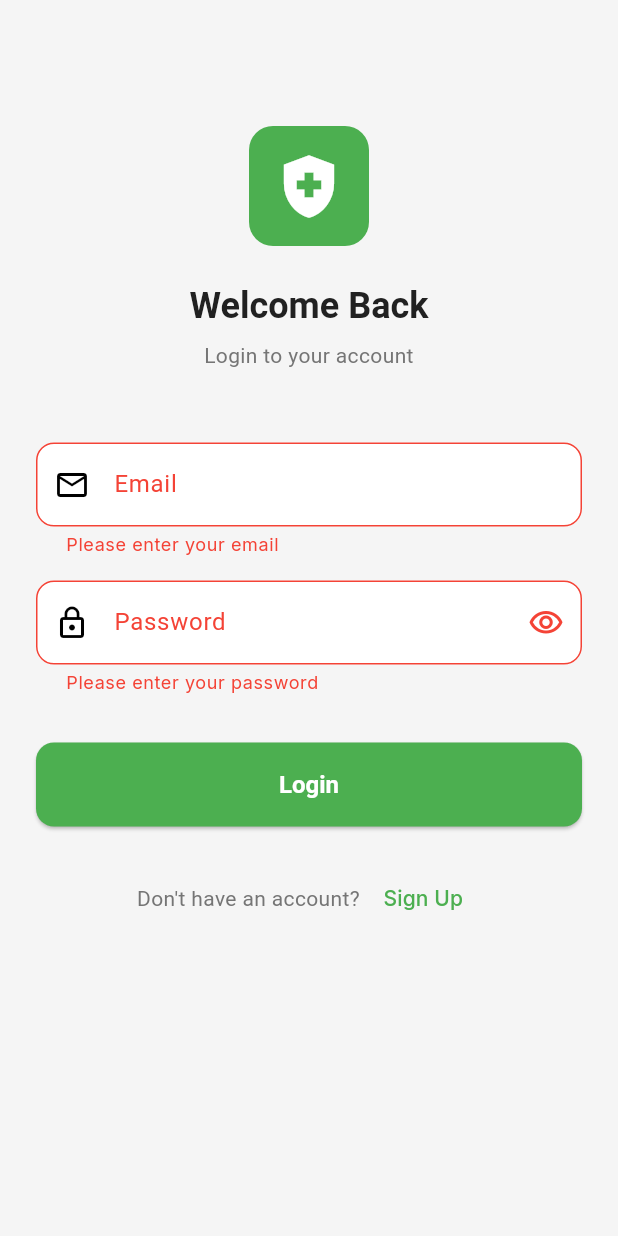
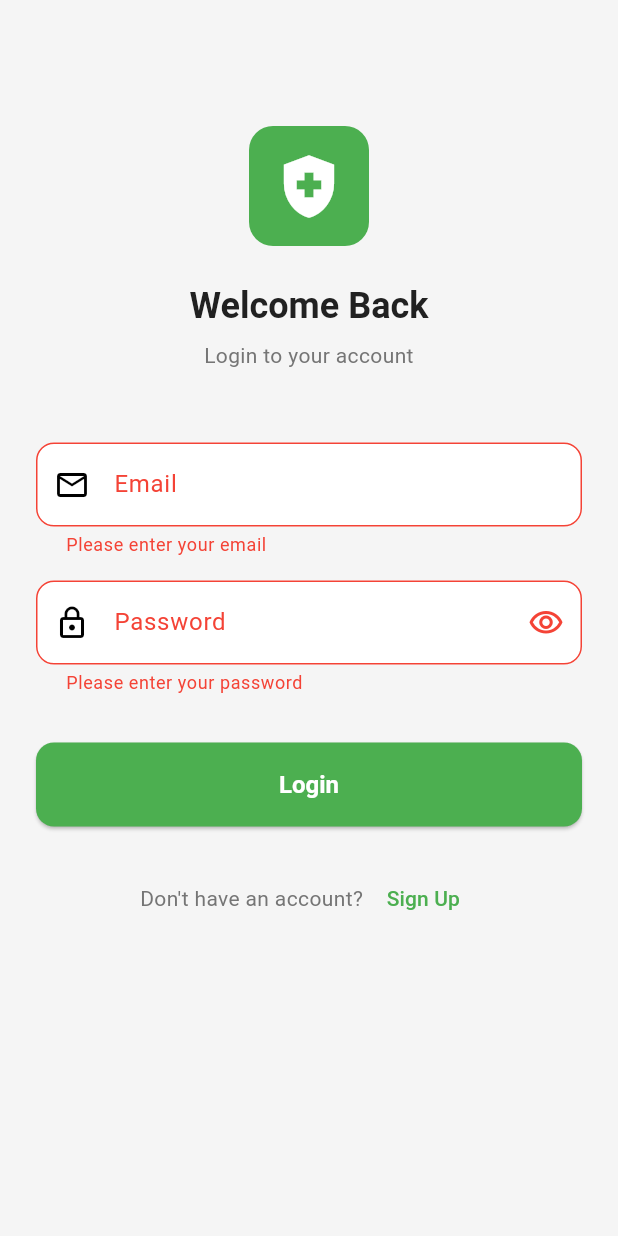
Before and after one commit to mojozinc/gobi, a Flutter app: the screen it shows after launch, after a tap on "Login", on a phone screen of 412 x 824 dp. Run offline on Flutter 3.47's test engine with Material 3 defaults, Android fonts, the phone set to English and light mode, and no system bars; our stand-ins replace dio, flutter_riverpod, logger, shared_preferences.

Commit message:
fix(mobile): resolve Android 15 startup hang and storage permissions

```diff
--- a/gobi-mobile/lib/core/config/app_config.dart
+++ b/gobi-mobile/lib/core/config/app_config.dart
@@ -1,6 +1,7 @@
 class AppConfig {
   // API Configuration
-  static const String baseUrl = 'http://localhost:8000';
+  // Note: For physical device on same Wi-Fi, use your machine's LAN IP (192.168.0.109)
+  static const String baseUrl = 'http://192.168.0.109:8000';
   static const String apiVersion = '/api/v1';
   static const String apiBaseUrl = '$baseUrl$apiVersion';
 
--- a/gobi-mobile/lib/core/providers/app_providers.dart
+++ b/gobi-mobile/lib/core/providers/app_providers.dart
@@ -5,8 +5,8 @@ import '../../data/repositories/auth_repository.dart';
 import '../../data/models/user.dart';
 
 // Shared Preferences Provider
-final sharedPreferencesProvider = Provider<SharedPreferences>((ref) {
-  throw UnimplementedError('SharedPreferences not initialized');
+final sharedPreferencesProvider = Provider<SharedPreferences?>((ref) {
+  return null;
 });
 
 // API Client Provider
--- a/gobi-mobile/lib/core/theme/app_theme.dart
+++ b/gobi-mobile/lib/core/theme/app_theme.dart
@@ -1,5 +1,4 @@
 import 'package:flutter/material.dart';
-import 'package:google_fonts/google_fonts.dart';
 import '../constants/app_colors.dart';
 
 class AppTheme {
@@ -13,36 +12,36 @@ class AppTheme {
       error: AppColors.error,
     ),
     scaffoldBackgroundColor: AppColors.backgroundLight,
-    textTheme: GoogleFonts.interTextTheme().copyWith(
-      headlineLarge: const TextStyle(
+    textTheme: const TextTheme(
+      headlineLarge: TextStyle(
         color: AppColors.textPrimaryLight,
         fontSize: 32,
         fontWeight: FontWeight.bold,
       ),
-      headlineMedium: const TextStyle(
+      headlineMedium: TextStyle(
         color: AppColors.textPrimaryLight,
         fontSize: 24,
         fontWeight: FontWeight.w600,
       ),
-      bodyLarge: const TextStyle(
+      bodyLarge: TextStyle(
         color: AppColors.textPrimaryLight,
         fontSize: 16,
       ),
-      bodyMedium: const TextStyle(
+      bodyMedium: TextStyle(
         color: AppColors.textSecondaryLight,
         fontSize: 14,
       ),
     ),
-    appBarTheme: AppBarTheme(
+    appBarTheme: const AppBarTheme(
       backgroundColor: AppColors.surfaceLight,
       elevation: 0,
       centerTitle: false,
-      titleTextStyle: GoogleFonts.inter(
+      titleTextStyle: TextStyle(
         color: AppColors.textPrimaryLight,
         fontSize: 20,
         fontWeight: FontWeight.w600,
       ),
-      iconTheme: const IconThemeData(color: AppColors.textPrimaryLight),
+      iconTheme: IconThemeData(color: AppColors.textPrimaryLight),
     ),
     cardTheme: CardThemeData(
       color: AppColors.surfaceLight,
@@ -98,36 +97,36 @@ class AppTheme {
       error: AppColors.error,
     ),
     scaffoldBackgroundColor: AppColors.backgroundDark,
-    textTheme: GoogleFonts.interTextTheme(ThemeData.dark().textTheme).copyWith(
-      headlineLarge: const TextStyle(
+    textTheme: const TextTheme(
+      headlineLarge: TextStyle(
         color: AppColors.textPrimaryDark,
         fontSize: 32,
         fontWeight: FontWeight.bold,
       ),
-      headlineMedium: const TextStyle(
+      headlineMedium: TextStyle(
         color: AppColors.textPrimaryDark,
         fontSize: 24,
         fontWeight: FontWeight.w600,
       ),
-      bodyLarge: const TextStyle(
+      bodyLarge: TextStyle(
         color: AppColors.textPrimaryDark,
         fontSize: 16,
       ),
-      bodyMedium: const TextStyle(
+      bodyMedium: TextStyle(
         color: AppColors.textSecondaryDark,
         fontSize: 14,
       ),
     ),
-    appBarTheme: AppBarTheme(
+    appBarTheme: const AppBarTheme(
       backgroundColor: AppColors.surfaceDark,
       elevation: 0,
       centerTitle: false,
-      titleTextStyle: GoogleFonts.inter(
+      titleTextStyle: TextStyle(
         color: AppColors.textPrimaryDark,
         fontSize: 20,
         fontWeight: FontWeight.w600,
       ),
-      iconTheme: const IconThemeData(color: AppColors.textPrimaryDark),
+      iconTheme: IconThemeData(color: AppColors.textPrimaryDark),
     ),
     cardTheme: CardThemeData(
       color: AppColors.surfaceDark,
--- a/gobi-mobile/lib/main.dart
+++ b/gobi-mobile/lib/main.dart
@@ -12,13 +12,21 @@ import 'features/home/screens/home_screen.dart';
 void main() async {
   WidgetsFlutterBinding.ensureInitialized();
 
-  // Initialize SharedPreferences
-  final sharedPreferences = await SharedPreferences.getInstance();
+  // Initialize SharedPreferences with timeout so initialization issues never block runApp
+  SharedPreferences? sharedPreferences;
+  try {
+    sharedPreferences = await SharedPreferences.getInstance().timeout(
+      const Duration(seconds: 2),
+    );
+  } catch (e, stack) {
+    debugPrint('Notice: Initializing SharedPreferences failed or timed out: $e\n$stack');
+  }
 
   runApp(
     ProviderScope(
       overrides: [
-        sharedPreferencesProvider.overrideWithValue(sharedPreferences),
+        if (sharedPreferences != null)
+          sharedPreferencesProvider.overrideWithValue(sharedPreferences),
       ],
       child: const GobiApp(),
     ),
```
Also changed, not shown: gobi-mobile/lib/data/repositories/auth_repository.dart (+39 -11 lines), 6 other files.
